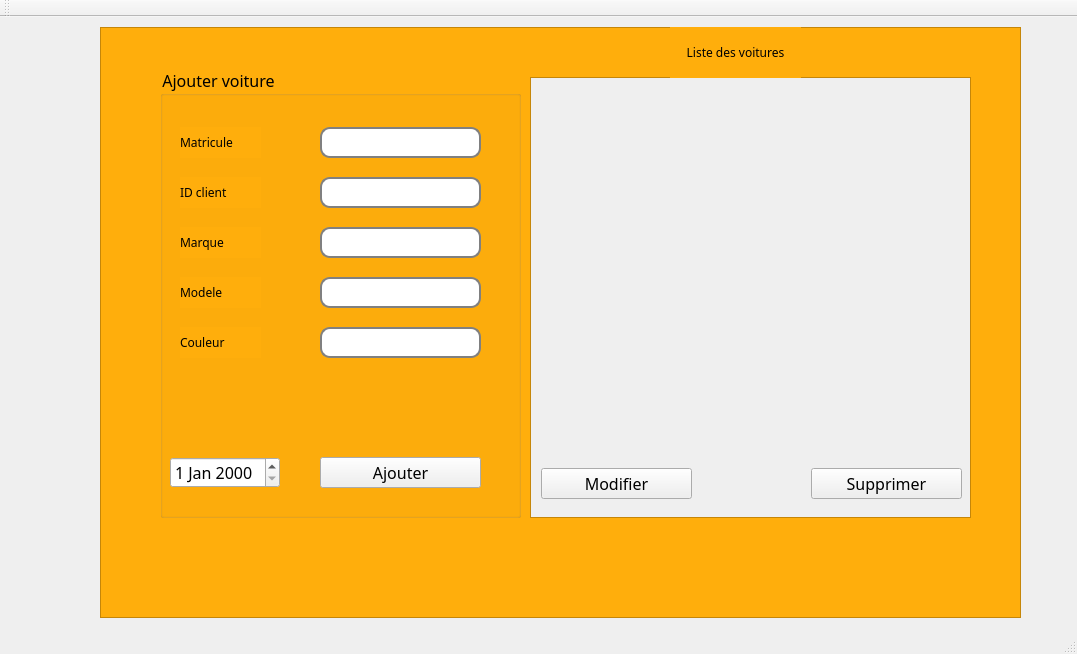
Above: mainwindow.ui from firastourki99/smartgarage before the change. Below: the same form after it.
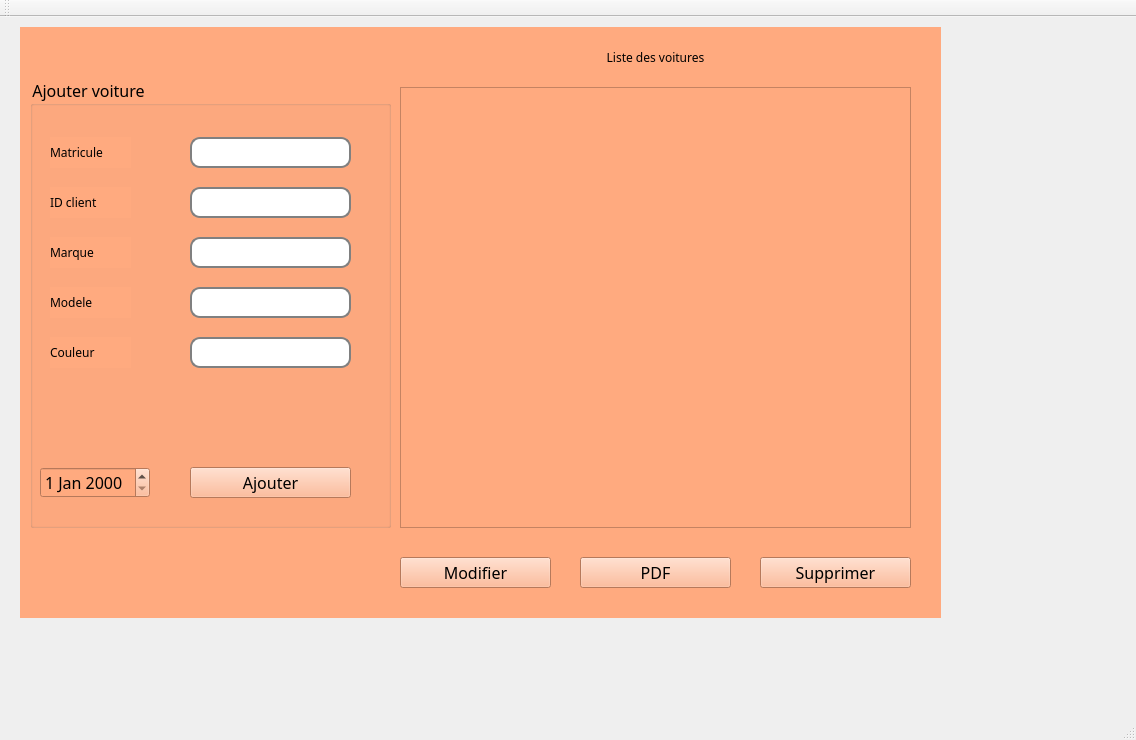
That is the form after the change. Icons and pictures are not drawn.

Commit message: Modification design Affichage de la liste.

```diff
--- a/mainwindow.ui
+++ b/mainwindow.ui
@@ -6,8 +6,8 @@
    <rect>
     <x>0</x>
     <y>0</y>
-    <width>1077</width>
-    <height>654</height>
+    <width>1136</width>
+    <height>740</height>
    </rect>
   </property>
   <property name="windowTitle">
@@ -18,134 +18,45 @@
 	font-family : century gothic;
 	font-size : 16px;
 }
-
-QFrame
-{
-	background : rgb(255, 174, 12);
-}
-
-#Form
-{
-	background : url(C:/Users/mehdi/OneDrive/Images/back.png);
-}
-
-#pushButton
-{
-	background : blue;
-	border-radius : 60px;
-}</string>
+</string>
   </property>
   <widget class="QWidget" name="centralWidget">
-   <widget class="QStackedWidget" name="stackedWidget">
+   <widget class="QFrame" name="frame">
     <property name="geometry">
      <rect>
-      <x>100</x>
+      <x>20</x>
       <y>10</y>
       <width>921</width>
       <height>591</height>
      </rect>
     </property>
-    <property name="styleSheet">
-     <string notr="true"/>
+    <property name="frameShape">
+     <enum>QFrame::StyledPanel</enum>
     </property>
-    <property name="currentIndex">
-     <number>0</number>
+    <property name="frameShadow">
+     <enum>QFrame::Raised</enum>
     </property>
-    <widget class="QWidget" name="page_2">
-     <widget class="QFrame" name="frame">
-      <property name="geometry">
-       <rect>
-        <x>0</x>
-        <y>0</y>
-        <width>921</width>
-        <height>591</height>
-       </rect>
-      </property>
-      <property name="frameShape">
-       <enum>QFrame::StyledPanel</enum>
-      </property>
-      <property name="frameShadow">
-       <enum>QFrame::Raised</enum>
-      </property>
-      <widget class="QScrollArea" name="scrollArea_2">
-       <property name="geometry">
-        <rect>
-         <x>430</x>
-         <y>50</y>
-         <width>441</width>
-         <height>441</height>
-        </rect>
-       </property>
-       <property name="styleSheet">
-        <string notr="true"/>
-       </property>
-       <property name="widgetResizable">
-        <bool>true</bool>
-       </property>
-       <widget class="QWidget" name="scrollAreaWidgetContents_2">
-        <property name="geometry">
-         <rect>
-          <x>0</x>
-          <y>0</y>
-          <width>439</width>
-          <height>439</height>
-         </rect>
-        </property>
-        <widget class="QPushButton" name="pb_supprimer">
-         <property name="geometry">
-          <rect>
-           <x>280</x>
-           <y>390</y>
-           <width>151</width>
-           <height>31</height>
-          </rect>
-         </property>
-         <property name="styleSheet">
-          <string notr="true"/>
-         </property>
-         <property name="text">
-          <string>Supprimer</string>
-         </property>
-        </widget>
-        <widget class="QPushButton" name="pb_modifier">
-         <property name="geometry">
-          <rect>
-           <x>10</x>
-           <y>390</y>
-           <width>151</width>
-           <height>31</height>
-          </rect>
-         </property>
-         <property name="styleSheet">
-          <string notr="true"/>
-         </property>
-         <property name="text">
-          <string>Modifier</string>
-         </property>
-        </widget>
-       </widget>
-      </widget>
-      <widget class="QLabel" name="label_7">
-       <property name="geometry">
-        <rect>
-         <x>570</x>
-         <y>0</y>
-         <width>131</width>
-         <height>51</height>
-        </rect>
-       </property>
-       <property name="styleSheet">
-        <string notr="true"/>
-       </property>
-       <property name="text">
-        <string>&lt;html&gt;&lt;head/&gt;&lt;body&gt;&lt;p align=&quot;center&quot;&gt;&lt;span style=&quot; font-size:9pt; color:#000000;&quot;&gt;Liste des voitures&lt;/span&gt;&lt;/p&gt;&lt;/body&gt;&lt;/html&gt;</string>
-       </property>
-      </widget>
+    <widget class="QStackedWidget" name="stackedWidget">
+     <property name="geometry">
+      <rect>
+       <x>0</x>
+       <y>0</y>
+       <width>921</width>
+       <height>591</height>
+      </rect>
+     </property>
+     <property name="styleSheet">
+      <string notr="true">background : rgb(255, 170, 127);</string>
+     </property>
+     <property name="currentIndex">
+      <number>0</number>
+     </property>
+     <widget class="QWidget" name="page_2">
       <widget class="QGroupBox" name="groupBox_2">
        <property name="geometry">
         <rect>
-         <x>60</x>
-         <y>40</y>
+         <x>10</x>
+         <y>50</y>
          <width>361</width>
          <height>451</height>
         </rect>
@@ -354,6 +265,77 @@
         </property>
        </widget>
       </widget>
+      <widget class="QLabel" name="label_7">
+       <property name="geometry">
+        <rect>
+         <x>570</x>
+         <y>10</y>
+         <width>131</width>
+         <height>41</height>
+        </rect>
+       </property>
+       <property name="styleSheet">
+        <string notr="true"/>
+       </property>
+       <property name="text">
+        <string>&lt;html&gt;&lt;head/&gt;&lt;body&gt;&lt;p align=&quot;center&quot;&gt;&lt;span style=&quot; font-size:9pt; color:#000000;&quot;&gt;Liste des voitures&lt;/span&gt;&lt;/p&gt;&lt;/body&gt;&lt;/html&gt;</string>
+       </property>
+      </widget>
+      <widget class="QPushButton" name="pb_supprimer">
+       <property name="geometry">
+        <rect>
+         <x>740</x>
+         <y>530</y>
+         <width>151</width>
+         <height>31</height>
+        </rect>
+       </property>
+       <property name="styleSheet">
+        <string notr="true"/>
+       </property>
+       <property name="text">
+        <string>Supprimer</string>
+       </property>
+      </widget>
+      <widget class="QTableView" name="tab_voiture">
+       <property name="geometry">
+        <rect>
+         <x>380</x>
+         <y>60</y>
+         <width>511</width>
+         <height>441</height>
+        </rect>
+       </property>
+      </widget>
+      <widget class="QPushButton" name="pb_modifier">
+       <property name="geometry">
+        <rect>
+         <x>380</x>
+         <y>530</y>
+         <width>151</width>
+         <height>31</height>
+        </rect>
+       </property>
+       <property name="styleSheet">
+        <string notr="true"/>
+       </property>
+       <property name="text">
+        <string>Modifier</string>
+       </property>
+      </widget>
+      <widget class="QPushButton" name="pushButton">
+       <property name="geometry">
+        <rect>
+         <x>560</x>
+         <y>530</y>
+         <width>151</width>
+         <height>31</height>
+        </rect>
+       </property>
+       <property name="text">
+        <string>PDF</string>
+       </property>
+      </widget>
      </widget>
     </widget>
    </widget>
```
Left out of the diff: 2 changed lines with no effect on the pictures. The commit also changes 7 other files.
